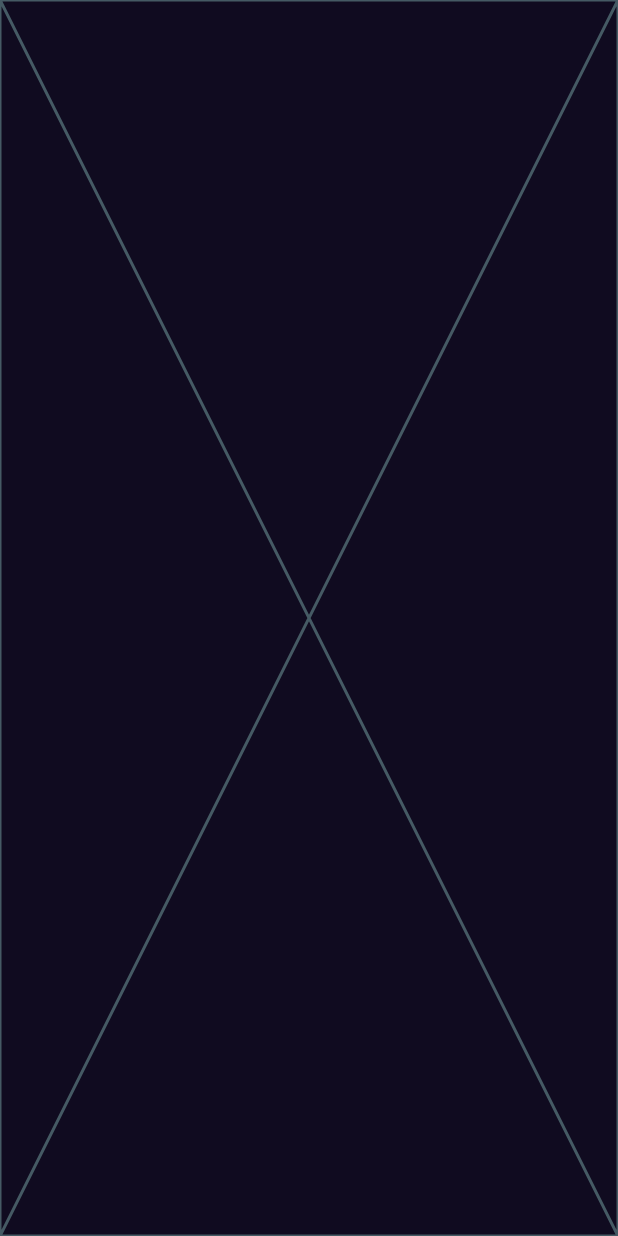
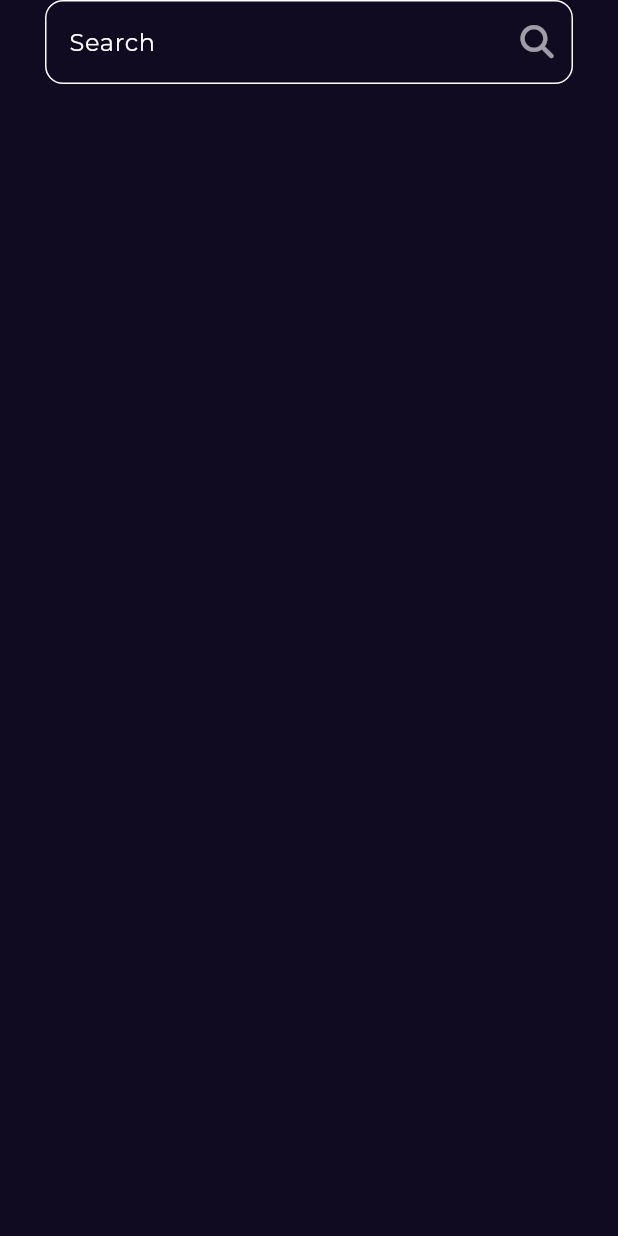
Before and after one commit to Youssef-Taqi-Eldeen/bookly_app, a Flutter app: the SearchView screen opened by its route, on a phone screen of 412 x 824 dp. Run offline on Flutter 3.47's test engine with Material 3 defaults, Android fonts, the phone set to English and light mode, and no system bars; our stand-ins replace font_awesome_flutter, go_router, google_fonts.

Commit message:
create custom search text field

```diff
--- a/lib/Features/search/presentation/view/search_view.dart
+++ b/lib/Features/search/presentation/view/search_view.dart
@@ -7,7 +7,7 @@ class SearchView extends StatelessWidget {
   @override
   Widget build(BuildContext context) {
     return const Scaffold(
-      body: SearchViewBody(),
+      body: SafeArea(child: SearchViewBody()),
     );
   }
 }
--- /dev/null
+++ b/lib/Features/search/presentation/view/widget/custom_search_text_field.dart
@@ -0,0 +1,36 @@
+import 'package:flutter/material.dart';
+import 'package:font_awesome_flutter/font_awesome_flutter.dart';
+
+class CustomSearchTextField extends StatelessWidget {
+  const CustomSearchTextField({super.key});
+
+  @override
+  Widget build(BuildContext context) {
+    return TextField(
+      decoration: InputDecoration(
+        enabledBorder: buildOutLineInputBorder(),
+        focusedBorder: buildOutLineInputBorder(),
+        hintText: 'Search',
+        hintStyle: const TextStyle(color: Colors.white),
+        suffixIcon: IconButton(
+          onPressed: () {},
+          icon: const Opacity(
+            opacity: 0.6,
+            child: Icon(
+              FontAwesomeIcons.magnifyingGlass,
+              color: Colors.white,
+              size: 22,
+            ),
+          ),
+        ),
+      ),
+    );
+  }
+
+  OutlineInputBorder buildOutLineInputBorder() {
+    return OutlineInputBorder(
+      borderSide: const BorderSide(color: Colors.white),
+      borderRadius: BorderRadius.circular(12),
+    );
+  }
+}
--- a/lib/Features/search/presentation/view/widget/search_view_body.dart
+++ b/lib/Features/search/presentation/view/widget/search_view_body.dart
@@ -1,10 +1,16 @@
-import 'package:flutter/cupertino.dart';
+import 'package:bookly/Features/search/presentation/view/widget/custom_search_text_field.dart';
+import 'package:flutter/material.dart';
 
 class SearchViewBody extends StatelessWidget {
   const SearchViewBody({super.key});
 
   @override
   Widget build(BuildContext context) {
-    return const Placeholder();
+    return const Padding(
+      padding: EdgeInsets.symmetric(horizontal: 30),
+      child: Column(
+        children: [CustomSearchTextField()],
+      ),
+    );
   }
 }
```
